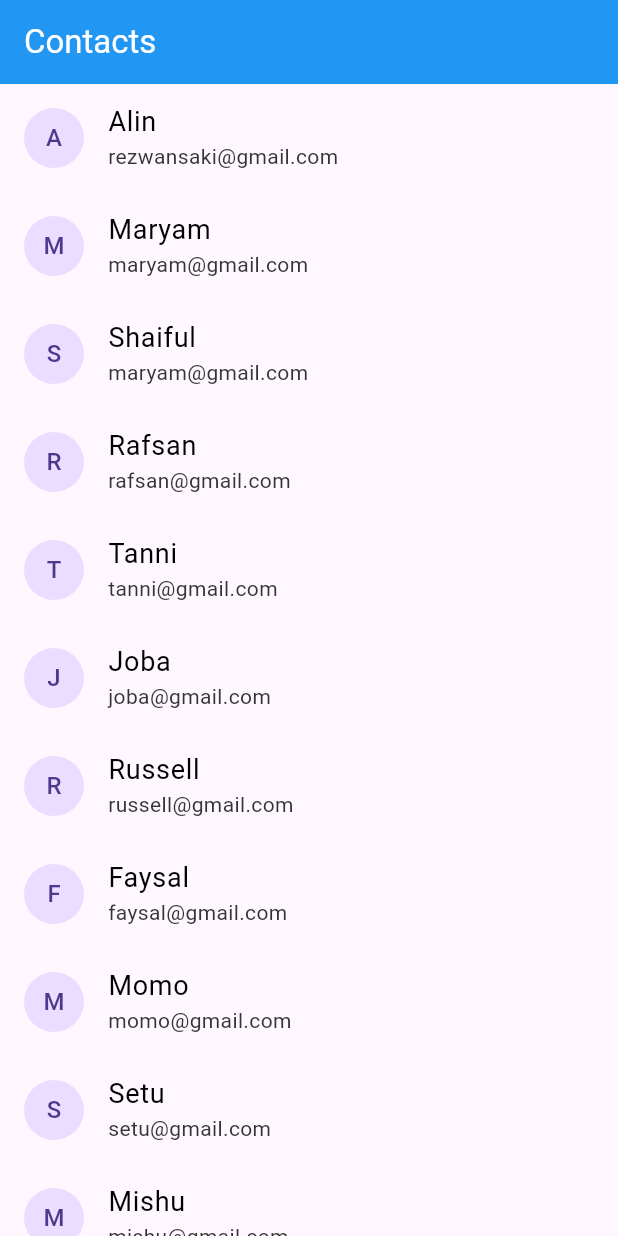
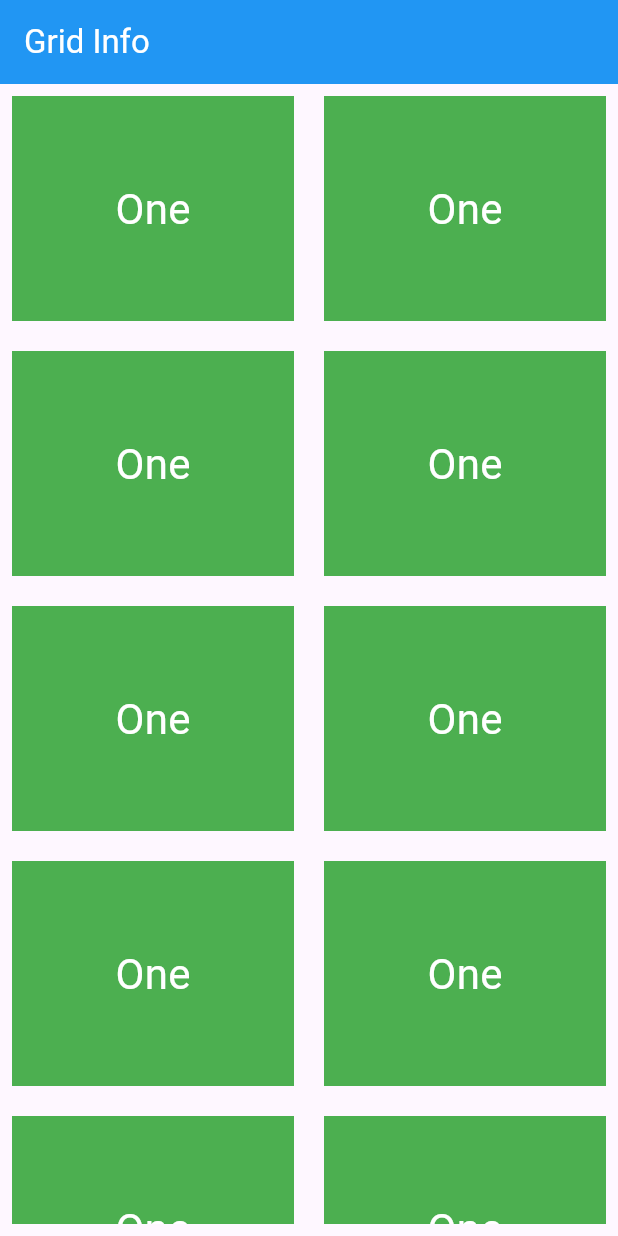
Before and after one commit to rezwansaki/class10assignment_flutter_batch2_task, a Flutter app: the screen it shows after launch, on a phone screen of 412 x 824 dp. Run offline on Flutter 3.47's test engine with Material 3 defaults, Android fonts, the light colour scheme and no system bars.

Commit message:
Grid view with package done

```diff
--- a/lib/main.dart
+++ b/lib/main.dart
@@ -1,4 +1,4 @@
-import 'package:class10assignment_flutter_batch2_task/screen/home_screen.dart';
+import 'package:class10assignment_flutter_batch2_task/screen/grid_home.dart';
 import 'package:flutter/material.dart';
 
 void main() {
@@ -18,7 +18,7 @@
         colorScheme: ColorScheme.fromSeed(seedColor: Colors.deepPurple),
         useMaterial3: true,
       ),
-      home: const HomeScreen(),
+      home: const GridHome(),
     );
   }
 }
--- a/lib/screen/contact_details.dart
+++ b/lib/screen/contact_details.dart
@@ -1,10 +1,10 @@
 import 'package:flutter/material.dart';
 
-// ignore: must_be_immutable
 class ContactDetails extends StatelessWidget {
-  ContactDetails({super.key, required this.contactDetails});
+  const ContactDetails({super.key, required this.contactDetails});
 
-  String contactDetails = '';
+  // ignore: prefer_typing_uninitialized_variables
+  final contactDetails;
 
   @override
   Widget build(BuildContext context) {
@@ -16,7 +16,7 @@
           title: const Text(
             'Contact Details',
             style: TextStyle(
-              color: Color.fromARGB(255, 71, 67, 67),
+              color: Colors.white,
             ),
           ),
           backgroundColor: Colors.blue,
@@ -29,10 +29,18 @@
             crossAxisAlignment: CrossAxisAlignment.start,
             children: [
               Text(
-                contactDetails,
-                style: const TextStyle(
-                  fontSize: 18,
-                  color: Colors.black,
+                contactDetails["name"],
+                style:
+                    const TextStyle(fontSize: 25, fontWeight: FontWeight.bold),
+              ),
+              ListTile(
+                title: Text(
+                  contactDetails["email"],
+                  style: const TextStyle(fontSize: 18),
+                ),
+                subtitle: Text(
+                  contactDetails["address"],
+                  style: const TextStyle(fontSize: 18),
                 ),
               ),
               const SizedBox(height: 15),
--- /dev/null
+++ b/lib/screen/grid_details.dart
@@ -0,0 +1,10 @@
+import 'package:flutter/material.dart';
+
+class GridDetails extends StatelessWidget {
+  const GridDetails({super.key});
+
+  @override
+  Widget build(BuildContext context) {
+    return const Text('Grid Details');
+  }
+}
--- /dev/null
+++ b/lib/screen/grid_home.dart
@@ -0,0 +1,81 @@
+import 'package:class10assignment_flutter_batch2_task/screen/grid_details.dart';
+import 'package:flutter/material.dart';
+import 'package:flutter_staggered_grid_view/flutter_staggered_grid_view.dart';
+
+class GridHome extends StatelessWidget {
+  const GridHome({super.key});
+
+  @override
+  Widget build(BuildContext context) {
+    List<dynamic> gridInfo = [
+      {"id": "One", "Note": "Test info for details"},
+      {"id": "Two", "Note": "Test info for details"},
+      {"id": "Three", "Note": "Test info for details"},
+      {"id": "Four", "Note": "Test info for details"},
+      {"id": "Five", "Note": "Test info for details"},
+      {"id": "Six", "Note": "Test info for details"},
+      {"id": "Seven", "Note": "Test info for details"},
+      {"id": "Eight", "Note": "Test info for details"},
+      {"id": "Nine", "Note": "Test info for details"},
+      {"id": "Ten", "Note": "Test info for details"},
+      {"id": "Eleven", "Note": "Test info for details"},
+      {"id": "Twelve", "Note": "Test info for details"},
+      {"id": "Thirteen", "Note": "Test info for details"},
+      {"id": "Fourteen", "Note": "Test info for details"},
+      {"id": "Fifteen", "Note": "Test info for details"}
+    ];
+
+    return MaterialApp(
+      debugShowCheckedModeBanner: false,
+      theme: ThemeData(primarySwatch: Colors.blue, useMaterial3: true),
+      home: Scaffold(
+        appBar: AppBar(
+          title: const Text(
+            'Grid Info',
+            style: TextStyle(
+              color: Colors.white,
+            ),
+          ),
+          backgroundColor: Colors.blue,
+          shadowColor: Colors.black,
+        ),
+        body: InkWell(
+          onTap: () {
+            Navigator.push(
+              context,
+              MaterialPageRoute(
+                builder: (context) => const GridDetails(),
+              ),
+            );
+          },
+          child: Padding(
+            padding: const EdgeInsets.all(8.0),
+            child: MasonryGridView.count(
+              crossAxisCount: 2,
+              crossAxisSpacing: 20,
+              mainAxisSpacing: 20,
+              itemCount: gridInfo.length,
+              shrinkWrap: true,
+              itemBuilder: (BuildContext context, int index) {
+                return Container(
+                  height: 150,
+                  width: 50,
+                  color: Colors.green,
+                  child: const Center(
+                    child: Text(
+                      'One',
+                      style: TextStyle(
+                        fontSize: 28,
+                        color: Colors.white,
+                      ),
+                    ),
+                  ),
+                );
+              },
+            ),
+          ),
+        ),
+      ),
+    );
+  }
+}
--- a/lib/screen/home_screen.dart
+++ b/lib/screen/home_screen.dart
@@ -10,21 +10,91 @@
 
 class _HomeScreenState extends State<HomeScreen> {
   List<dynamic> contact = [
-    {"name": "Alin", "email": "rezwansaki@gmail.com", "address": "Dhaka."},
-    {"name": "Maryam", "email": "maryam@gmail.com", "address": "Barisal"},
-    {"name": "Shaiful", "email": "maryam@gmail.com", "address": "Barisal"},
-    {"name": "Rafsan", "email": "rafsan@gmail.com", "address": "Barisal"},
-    {"name": "Tanni", "email": "tanni@gmail.com", "address": "Barisal"},
-    {"name": "Joba", "email": "joba@gmail.com", "address": "Qatar"},
-    {"name": "Russell", "email": "russell@gmail.com", "address": "B.Baria"},
-    {"name": "Faysal", "email": "faysal@gmail.com", "address": "Barisal"},
-    {"name": "Momo", "email": "momo@gmail.com", "address": "Barisal"},
-    {"name": "Setu", "email": "setu@gmail.com", "address": "Barisal"},
-    {"name": "Mishu", "email": "mishu@gmail.com", "address": "Barisal"},
-    {"name": "Masum", "email": "masum@gmail.com", "address": "Noakhali"},
-    {"name": "Evan", "email": "evan@gmail.com", "address": "Barisal"},
-    {"name": "Mukul", "email": "mukul@gmail.com", "address": "Comilla"},
-    {"name": "Himon", "email": "himon@gmail.com", "address": "Maymensing"}
+    {
+      "id": "1",
+      "name": "Alin",
+      "email": "rezwansaki@gmail.com",
+      "address": "Dhaka."
+    },
+    {
+      "id": "2",
+      "name": "Maryam",
+      "email": "maryam@gmail.com",
+      "address": "Barisal"
+    },
+    {
+      "id": "3",
+      "name": "Shaiful",
+      "email": "maryam@gmail.com",
+      "address": "Barisal"
+    },
+    {
+      "id": "4",
+      "name": "Rafsan",
+      "email": "rafsan@gmail.com",
+      "address": "Barisal"
+    },
+    {
+      "id": "5",
+      "name": "Tanni",
+      "email": "tanni@gmail.com",
+      "address": "Barisal"
+    },
+    {"id": "6", "name": "Joba", "email": "joba@gmail.com", "address": "Qatar"},
+    {
+      "id": "7",
+      "name": "Russell",
+      "email": "russell@gmail.com",
+      "address": "B.Baria"
+    },
+    {
+      "id": "8",
+      "name": "Faysal",
+      "email": "faysal@gmail.com",
+      "address": "Barisal"
+    },
+    {
+      "id": "9",
+      "name": "Momo",
+      "email": "momo@gmail.com",
+      "address": "Barisal"
+    },
+    {
+      "id": "10",
+      "name": "Setu",
+      "email": "setu@gmail.com",
+      "address": "Barisal"
+    },
+    {
+      "id": "11",
+      "name": "Mishu",
+      "email": "mishu@gmail.com",
+      "address": "Barisal"
+    },
+    {
+      "id": "12",
+      "name": "Masum",
+      "email": "masum@gmail.com",
+      "address": "Noakhali"
+    },
+    {
+      "id": "13",
+      "name": "Evan",
+      "email": "evan@gmail.com",
+      "address": "Barisal"
+    },
+    {
+      "id": "14",
+      "name": "Mukul",
+      "email": "mukul@gmail.com",
+      "address": "Comilla"
+    },
+    {
+      "id": "15",
+      "name": "Himon",
+      "email": "himon@gmail.com",
+      "address": "Maymensing"
+    }
   ];
 
   @override
@@ -55,7 +125,7 @@
                     context,
                     MaterialPageRoute(
                         builder: (context) => ContactDetails(
-                              contactDetails: contact[index]["address"],
+                              contactDetails: contact[index],
                             )));
               },
               child: ListTile(
```
Also changed, not shown: pubspec.yaml (+3 -4 lines), pubspec.lock.
